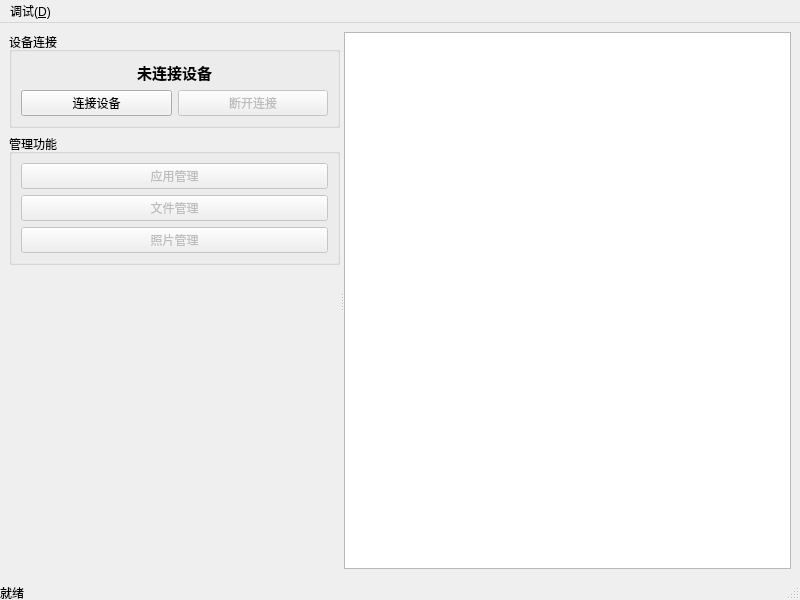
The window that phone-linkc/src/ui/mainwindow.ui (JTBlink/phone-link-cross) describes before a commit, drawn with Qt 5.
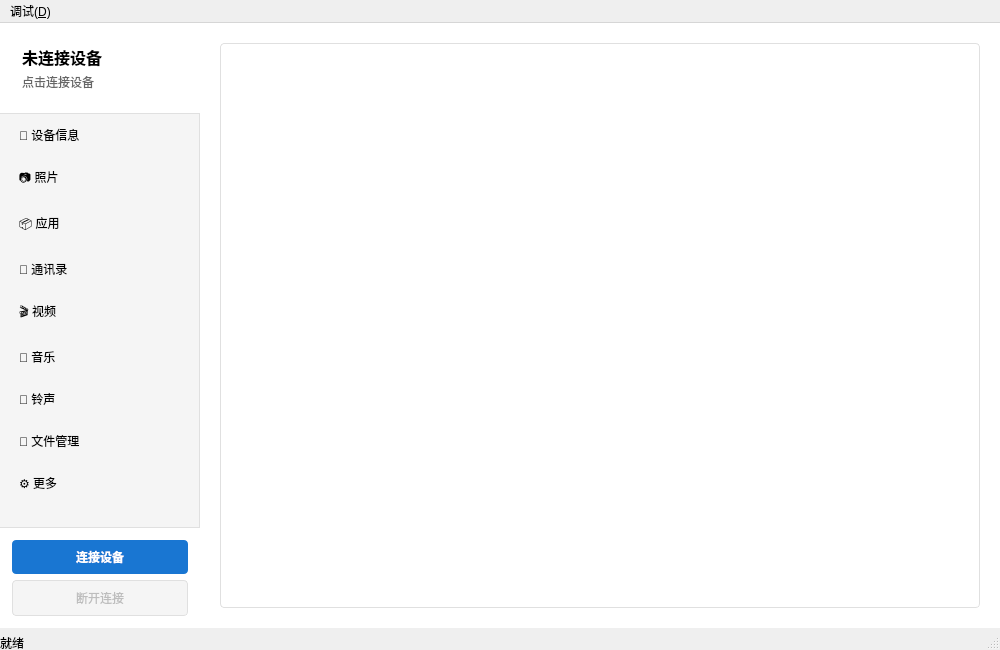
The same window after the commit.

Commit message: feat(界面): 重构为侧边栏导航布局 将原有的垂直分割器布局替换为现代化的侧边栏导航模式。 左侧边栏固定显示设备信息和功能菜单，右侧内容区通过 QStackedWidget动态切换不同功能页面，为后续模块开发 提供了清晰的UI框架。

```diff
--- a/phone-linkc/src/ui/mainwindow.ui
+++ b/phone-linkc/src/ui/mainwindow.ui
@@ -6,131 +6,463 @@
    <rect>
     <x>0</x>
     <y>0</y>
-    <width>800</width>
-    <height>600</height>
+    <width>1000</width>
+    <height>650</height>
    </rect>
   </property>
   <property name="windowTitle">
    <string>iOS 设备管理器 - libimobiledevice 示例</string>
   </property>
   <widget class="QWidget" name="centralwidget">
-   <layout class="QVBoxLayout" name="mainLayout">
+   <layout class="QHBoxLayout" name="mainLayout">
+    <property name="spacing">
+     <number>0</number>
+    </property>
+    <property name="leftMargin">
+     <number>0</number>
+    </property>
+    <property name="topMargin">
+     <number>0</number>
+    </property>
+    <property name="rightMargin">
+     <number>0</number>
+    </property>
+    <property name="bottomMargin">
+     <number>0</number>
+    </property>
     <item>
-     <widget class="QSplitter" name="mainSplitter">
-      <property name="orientation">
-       <enum>Qt::Horizontal</enum>
+     <widget class="QFrame" name="sidebarFrame">
+      <property name="minimumSize">
+       <size>
+        <width>180</width>
+        <height>0</height>
+       </size>
       </property>
-      <widget class="QWidget" name="leftWidget" native="true">
-       <layout class="QVBoxLayout" name="leftLayout">
-        <item>
-         <widget class="QGroupBox" name="deviceGroup">
-          <property name="title">
-           <string>设备连接</string>
+      <property name="maximumSize">
+       <size>
+        <width>200</width>
+        <height>16777215</height>
+       </size>
+      </property>
+      <property name="styleSheet">
+       <string>QFrame#sidebarFrame {
+    background-color: #f5f5f5;
+    border-right: 1px solid #e0e0e0;
+}</string>
+      </property>
+      <property name="frameShape">
+       <enum>QFrame::NoFrame</enum>
+      </property>
+      <layout class="QVBoxLayout" name="sidebarLayout">
+       <property name="spacing">
+        <number>0</number>
+       </property>
+       <property name="leftMargin">
+        <number>0</number>
+       </property>
+       <property name="topMargin">
+        <number>0</number>
+       </property>
+       <property name="rightMargin">
+        <number>0</number>
+       </property>
+       <property name="bottomMargin">
+        <number>0</number>
+       </property>
+       <item>
+        <widget class="QFrame" name="deviceInfoFrame">
+         <property name="minimumSize">
+          <size>
+           <width>0</width>
+           <height>80</height>
+          </size>
+         </property>
+         <property name="styleSheet">
+          <string>QFrame#deviceInfoFrame {
+    background-color: #ffffff;
+    border-bottom: 1px solid #e0e0e0;
+    padding: 10px;
+}</string>
+         </property>
+         <property name="frameShape">
+          <enum>QFrame::NoFrame</enum>
+         </property>
+         <layout class="QVBoxLayout" name="deviceInfoLayout">
+          <property name="spacing">
+           <number>4</number>
           </property>
-          <layout class="QVBoxLayout" name="deviceLayout">
+          <property name="leftMargin">
+           <number>12</number>
+          </property>
+          <property name="topMargin">
+           <number>12</number>
+          </property>
+          <property name="rightMargin">
+           <number>12</number>
+          </property>
+          <property name="bottomMargin">
+           <number>12</number>
+          </property>
+          <item>
+           <widget class="QLabel" name="deviceNameLabel">
+            <property name="text">
+             <string>未连接设备</string>
+            </property>
+            <property name="font">
+             <font>
+              <pointsize>12</pointsize>
+              <weight>75</weight>
+              <bold>true</bold>
+             </font>
+            </property>
+           </widget>
+          </item>
+          <item>
+           <widget class="QLabel" name="deviceTypeLabel">
+            <property name="text">
+             <string>点击连接设备</string>
+            </property>
+            <property name="font">
+             <font>
+              <pointsize>9</pointsize>
+             </font>
+            </property>
+            <property name="styleSheet">
+             <string>color: #666666;</string>
+            </property>
+           </widget>
+          </item>
+         </layout>
+        </widget>
+       </item>
+       <item>
+        <widget class="QListWidget" name="menuList">
+         <property name="styleSheet">
+          <string>QListWidget {
+    background-color: transparent;
+    border: none;
+    outline: none;
+}
+QListWidget::item {
+    padding: 12px 16px;
+    border: none;
+}
+QListWidget::item:selected {
+    background-color: #e3f2fd;
+    color: #1976d2;
+    border-left: 3px solid #1976d2;
+}
+QListWidget::item:hover:!selected {
+    background-color: #eeeeee;
+}</string>
+         </property>
+         <property name="verticalScrollBarPolicy">
+          <enum>Qt::ScrollBarAsNeeded</enum>
+         </property>
+         <property name="horizontalScrollBarPolicy">
+          <enum>Qt::ScrollBarAlwaysOff</enum>
+         </property>
+         <item>
+          <property name="text">
+           <string>📱 设备信息</string>
+          </property>
+         </item>
+         <item>
+          <property name="text">
+           <string>📷 照片</string>
+          </property>
+         </item>
+         <item>
+          <property name="text">
+           <string>📦 应用</string>
+          </property>
+         </item>
+         <item>
+          <property name="text">
+           <string>👥 通讯录</string>
+          </property>
+         </item>
+         <item>
+          <property name="text">
+           <string>🎬 视频</string>
+          </property>
+         </item>
+         <item>
+          <property name="text">
+           <string>🎵 音乐</string>
+          </property>
+         </item>
+         <item>
+          <property name="text">
+           <string>🔔 铃声</string>
+          </property>
+         </item>
+         <item>
+          <property name="text">
+           <string>💾 文件管理</string>
+          </property>
+         </item>
+         <item>
+          <property name="text">
+           <string>⚙️ 更多</string>
+          </property>
+         </item>
+        </widget>
+       </item>
+       <item>
+        <widget class="QFrame" name="connectButtonFrame">
+         <property name="styleSheet">
+          <string>QFrame#connectButtonFrame {
+    background-color: #ffffff;
+    border-top: 1px solid #e0e0e0;
+}</string>
+         </property>
+         <property name="frameShape">
+          <enum>QFrame::NoFrame</enum>
+         </property>
+         <layout class="QVBoxLayout" name="connectButtonLayout">
+          <property name="leftMargin">
+           <number>12</number>
+          </property>
+          <property name="topMargin">
+           <number>12</number>
+          </property>
+          <property name="rightMargin">
+           <number>12</number>
+          </property>
+          <property name="bottomMargin">
+           <number>12</number>
+          </property>
+          <item>
+           <widget class="QPushButton" name="connectButton">
+            <property name="text">
+             <string>连接设备</string>
+            </property>
+            <property name="styleSheet">
+             <string>QPushButton {
+    background-color: #1976d2;
+    color: white;
+    border: none;
+    border-radius: 4px;
+    padding: 8px 16px;
+    font-weight: bold;
+}
+QPushButton:hover {
+    background-color: #1565c0;
+}
+QPushButton:pressed {
+    background-color: #0d47a1;
+}
+QPushButton:disabled {
+    background-color: #bdbdbd;
+}</string>
+            </property>
+           </widget>
+          </item>
+          <item>
+           <widget class="QPushButton" name="disconnectButton">
+            <property name="text">
+             <string>断开连接</string>
+            </property>
+            <property name="enabled">
+             <bool>false</bool>
+            </property>
+            <property name="styleSheet">
+             <string>QPushButton {
+    background-color: #f5f5f5;
+    color: #333333;
+    border: 1px solid #e0e0e0;
+    border-radius: 4px;
+    padding: 8px 16px;
+}
+QPushButton:hover {
+    background-color: #eeeeee;
+}
+QPushButton:pressed {
+    background-color: #e0e0e0;
+}
+QPushButton:disabled {
+    background-color: #f5f5f5;
+    color: #bdbdbd;
+}</string>
+            </property>
+           </widget>
+          </item>
+         </layout>
+        </widget>
+       </item>
+      </layout>
+     </widget>
+    </item>
+    <item>
+     <widget class="QFrame" name="contentFrame">
+      <property name="styleSheet">
+       <string>QFrame#contentFrame {
+    background-color: #ffffff;
+}</string>
+      </property>
+      <property name="frameShape">
+       <enum>QFrame::NoFrame</enum>
+      </property>
+      <layout class="QVBoxLayout" name="contentLayout">
+       <property name="spacing">
+        <number>0</number>
+       </property>
+       <property name="leftMargin">
+        <number>0</number>
+       </property>
+       <property name="topMargin">
+        <number>0</number>
+       </property>
+       <property name="rightMargin">
+        <number>0</number>
+       </property>
+       <property name="bottomMargin">
+        <number>0</number>
+       </property>
+       <item>
+        <widget class="QStackedWidget" name="contentStack">
+         <property name="currentIndex">
+          <number>0</number>
+         </property>
+         <widget class="QWidget" name="deviceInfoPage">
+          <layout class="QVBoxLayout" name="deviceInfoPageLayout">
+           <property name="leftMargin">
+            <number>20</number>
+           </property>
+           <property name="topMargin">
+            <number>20</number>
+           </property>
+           <property name="rightMargin">
+            <number>20</number>
+           </property>
+           <property name="bottomMargin">
+            <number>20</number>
+           </property>
            <item>
-            <widget class="QLabel" name="deviceNameLabel">
-             <property name="text">
-              <string>未连接设备</string>
-             </property>
-             <property name="font">
-              <font>
-               <pointsize>11</pointsize>
-               <weight>75</weight>
-               <bold>true</bold>
-              </font>
-             </property>
-             <property name="alignment">
-              <set>Qt::AlignCenter</set>
-             </property>
-             <property name="wordWrap">
+            <widget class="QTextEdit" name="infoDisplay">
+             <property name="readOnly">
               <bool>true</bool>
              </property>
+             <property name="styleSheet">
+              <string>QTextEdit {
+    border: 1px solid #e0e0e0;
+    border-radius: 4px;
+    padding: 10px;
+    font-family: "Consolas", "Monaco", monospace;
+}</string>
+             </property>
             </widget>
            </item>
+          </layout>
+         </widget>
+         <widget class="QWidget" name="photoPage">
+          <layout class="QVBoxLayout" name="photoPageLayout">
            <item>
-            <layout class="QHBoxLayout" name="connectButtonLayout">
-             <item>
-              <widget class="QPushButton" name="connectButton">
-               <property name="text">
-                <string>连接设备</string>
-               </property>
-              </widget>
-             </item>
-             <item>
-              <widget class="QPushButton" name="disconnectButton">
-               <property name="text">
-                <string>断开连接</string>
-               </property>
-               <property name="enabled">
-                <bool>false</bool>
-               </property>
-              </widget>
-             </item>
-            </layout>
+            <widget class="QLabel" name="photoPlaceholder">
+             <property name="text">
+              <string>照片管理功能开发中...</string>
+             </property>
+             <property name="alignment">
+              <set>Qt::AlignCenter</set>
+             </property>
+            </widget>
            </item>
           </layout>
          </widget>
-        </item>
-        <item>
-         <widget class="QGroupBox" name="managementGroup">
-          <property name="title">
-           <string>管理功能</string>
-          </property>
-          <layout class="QVBoxLayout" name="managementLayout">
+         <widget class="QWidget" name="appPage">
+          <layout class="QVBoxLayout" name="appPageLayout">
            <item>
-            <widget class="QPushButton" name="appManageButton">
+            <widget class="QLabel" name="appPlaceholder">
              <property name="text">
-              <string>应用管理</string>
+              <string>应用管理功能开发中...</string>
              </property>
-             <property name="enabled">
-              <bool>false</bool>
+             <property name="alignment">
+              <set>Qt::AlignCenter</set>
              </property>
             </widget>
            </item>
            <item>
-            <widget class="QPushButton" name="fileManageButton">
+            <widget class="QLabel" name="contactPlaceholder">
              <property name="text">
-              <string>文件管理</string>
+              <string>通讯录管理功能开发中...</string>
              </property>
-             <property name="enabled">
-              <bool>false</bool>
+             <property name="alignment">
+              <set>Qt::AlignCenter</set>
              </property>
             </widget>
            </item>
            <item>
-            <widget class="QPushButton" name="photoManageButton">
+            <widget class="QLabel" name="videoPlaceholder">
              <property name="text">
-              <string>照片管理</string>
+              <string>视频管理功能开发中...</string>
              </property>
-             <property name="enabled">
-              <bool>false</bool>
+             <property name="alignment">
+              <set>Qt::AlignCenter</set>
              </property>
             </widget>
            </item>
           </layout>
          </widget>
-        </item>
-        <item>
-         <spacer name="leftSpacer">
-          <property name="orientation">
-           <enum>Qt::Vertical</enum>
-          </property>
-          <property name="sizeHint" stdset="0">
-           <size>
-            <width>20</width>
-            <height>40</height>
-           </size>
-          </property>
-         </spacer>
-        </item>
-       </layout>
-      </widget>
-      <widget class="QTextEdit" name="infoDisplay">
-       <property name="readOnly">
-        <bool>true</bool>
-       </property>
-      </widget>
+         <widget class="QWidget" name="musicPage">
+          <layout class="QVBoxLayout" name="musicPageLayout">
+           <item>
+            <widget class="QLabel" name="musicPlaceholder">
+             <property name="text">
+              <string>音乐管理功能开发中...</string>
+             </property>
+             <property name="alignment">
+              <set>Qt::AlignCenter</set>
+             </property>
+            </widget>
+           </item>
+          </layout>
+         </widget>
+         <widget class="QWidget" name="ringtonePage">
+          <layout class="QVBoxLayout" name="ringtonePageLayout">
+           <item>
+            <widget class="QLabel" name="ringtonePlaceholder">
+             <property name="text">
+              <string>铃声管理功能开发中...</string>
+             </property>
+             <property name="alignment">
+              <set>Qt::AlignCenter</set>
+             </property>
+            </widget>
+           </item>
+          </layout>
+         </widget>
+         <widget class="QWidget" name="filePage">
+          <layout class="QVBoxLayout" name="filePageLayout">
+           <item>
+            <widget class="QLabel" name="filePlaceholder">
+             <property name="text">
+              <string>文件管理功能开发中...</string>
+             </property>
+             <property name="alignment">
+              <set>Qt::AlignCenter</set>
+             </property>
+            </widget>
+           </item>
+          </layout>
+         </widget>
+         <widget class="QWidget" name="morePage">
+          <layout class="QVBoxLayout" name="morePageLayout">
+           <item>
+            <widget class="QLabel" name="morePlaceholder">
+             <property name="text">
+              <string>更多功能开发中...</string>
+             </property>
+             <property name="alignment">
+              <set>Qt::AlignCenter</set>
+             </property>
+            </widget>
+           </item>
+          </layout>
+         </widget>
+        </widget>
+       </item>
+      </layout>
      </widget>
     </item>
    </layout>
@@ -140,7 +472,7 @@
     <rect>
      <x>0</x>
      <y>0</y>
-     <width>800</width>
+     <width>1000</width>
      <height>22</height>
     </rect>
    </property>
```
Left out of the diff: 10 changed lines with no effect on the pictures. The commit also changes 2 other files.
